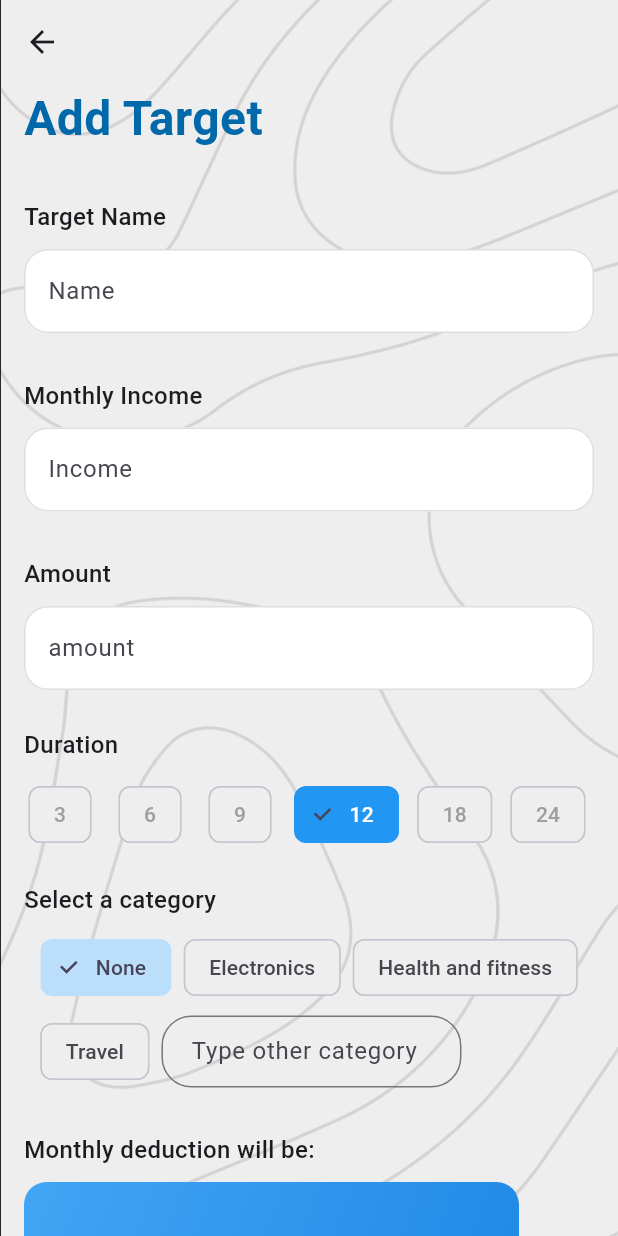
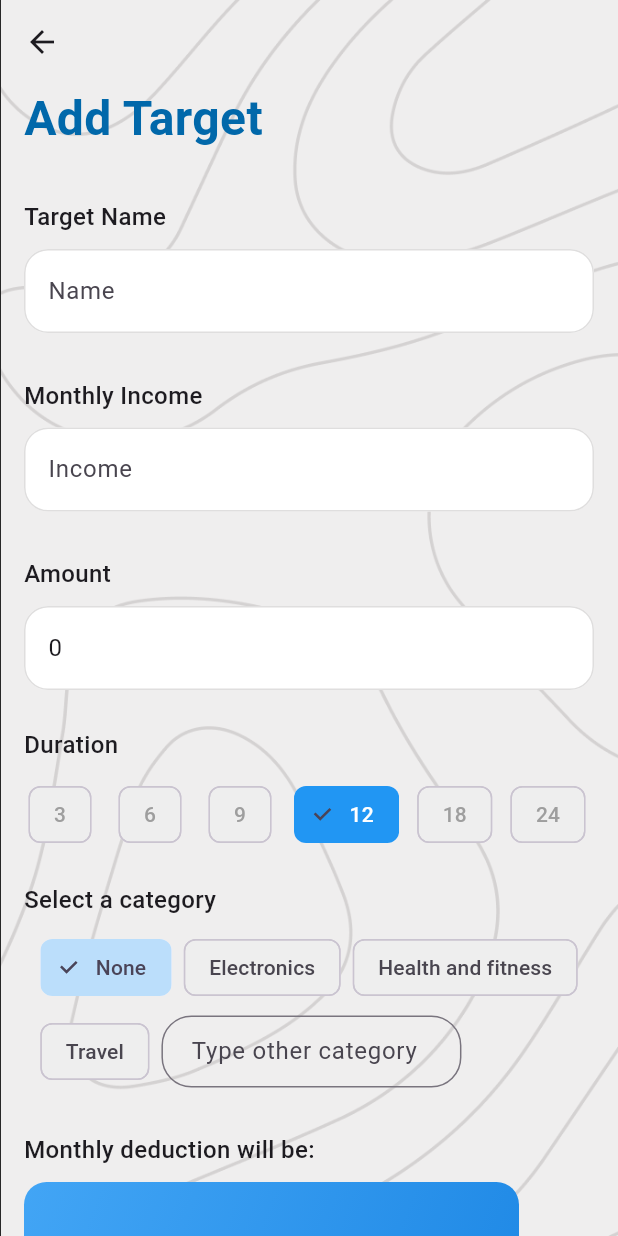
Before and after one commit to CODEDCAPSTONE/Youth-FE-BurganLab-24, a Flutter app: the TargetsPage screen opened by its route, after a tap on "Add Targets", on a phone screen of 412 x 824 dp. Run offline on Flutter 3.47's test engine with Material 3 defaults, Android fonts, the phone set to English and light mode, and no system bars; our stand-ins replace dio, go_router, shared_preferences; missing offline and left inert: linear_progress_bar; accounts and stored records are empty; network calls fail.

Commit message:
front Int

```diff
--- a/lib/main.dart
+++ b/lib/main.dart
@@ -2,11 +2,14 @@ import 'package:flutter/material.dart';
 import 'package:frontend/pages/add_target_page.dart';
 import 'package:frontend/pages/home_page.dart';
 import 'package:frontend/pages/register_page.dart';
+import 'package:frontend/pages/setup_budget_page.dart';
 import 'package:frontend/pages/signin_page.dart';
 import 'package:frontend/pages/steps_page.dart';
 import 'package:frontend/pages/targets_page.dart';
 import 'package:frontend/providers/auth_provider.dart';
+import 'package:frontend/providers/card_provider.dart';
 import 'package:frontend/providers/goals_provider.dart';
+import 'package:frontend/providers/targets_provider.dart';
 import 'package:go_router/go_router.dart';
 import 'package:provider/provider.dart';
 
@@ -16,6 +19,8 @@ void main() {
       providers: [
         ChangeNotifierProvider<AuthProvider>(create: (_) => AuthProvider()),
         ChangeNotifierProvider<GoalsProvider>(create: (_) => GoalsProvider()),
+        ChangeNotifierProvider<VCardsProvider>(create: (_) => VCardsProvider()),
+        ChangeNotifierProvider<TargetsProvider>(create: (_) => TargetsProvider()),
         // ChangeNotifierProvider<RealstockProvider>(
         //     create: (_) => RealstockProvider()),
       ],
@@ -73,6 +78,10 @@ class MainApp extends StatelessWidget {
         path: '/addTarget',
         builder: (context, state) => AddTargetPage(),
       ),
+      GoRoute(
+        path: '/setupBudget',
+        builder: (context, state) => SetupBudgetPage(),
+      ),
       // GoRoute(
       //   path: '/main',
       //   builder: (context, state) => MainPage(index: state.extra as int),
--- /dev/null
+++ b/lib/models/target.dart
@@ -0,0 +1,25 @@
+class Target {
+  String? id;
+  String targetName;
+  String balanceTarget;
+  String totalAmount;
+  int duration;
+  String income;
+
+  Target({
+    this.id,
+    required this.targetName,
+    this.balanceTarget = "0",
+    required this.totalAmount,
+    required this.duration,
+    required this.income
+  });
+
+  Target.fromJson(Map<String, dynamic> json)
+    : id = json['_id'] as String?,
+      targetName = json['targetName'] as String,
+      balanceTarget = json['balanceTarget'] as String,
+      totalAmount = json['totalAmount'] as String,
+      duration = json['duration'] as int,
+      income = json['income'] as String;
+}
--- a/lib/pages/add_target_page.dart
+++ b/lib/pages/add_target_page.dart
@@ -1,18 +1,33 @@
 import 'package:flutter/material.dart';
+import 'package:frontend/models/target.dart';
+import 'package:frontend/pages/steps_page.dart';
 import 'package:frontend/providers/goals_provider.dart';
+import 'package:frontend/providers/targets_provider.dart';
+import 'package:go_router/go_router.dart';
 import 'package:provider/provider.dart';
 
-class AddTargetPage extends StatelessWidget {
+class AddTargetPage extends StatefulWidget {
+  @override
+  State<AddTargetPage> createState() => _AddTargetPageState();
+}
+
+class _AddTargetPageState extends State<AddTargetPage> {
   final _formKey = GlobalKey<FormState>();
+
   final TextEditingController nameController = TextEditingController();
+
   final TextEditingController incomeController = TextEditingController();
-  final TextEditingController amountController = TextEditingController();
+
+  final TextEditingController amountController = TextEditingController(text: "0");
+
   final TextEditingController otherCategoryController = TextEditingController();
 
   int selectedDuration = 12;
+
   String? selectedCategory = 'None';
 
   final List<int> durations = [3, 6, 9, 12, 18, 24, 30];
+
   final List<String> categories = ['None', 'Electronics', 'Health and fitness', 'Travel'];
 
   @override
@@ -72,16 +87,14 @@ class AddTargetPage extends StatelessWidget {
                               ],
                             ),
                             const SizedBox(height: 10),
-                            StatefulBuilder(
-                              builder: (context, setState) {
-                                return SizedBox(
+                            SizedBox(
                               height: 50,
                               child: ListView.builder(
                                 scrollDirection: Axis.horizontal,
                                 itemCount: durations.length,
                                 itemBuilder: (context, index) {
                                   return Padding(
-                                        padding: EdgeInsets.only(right: 12),
+                                    padding: const EdgeInsets.only(right: 12),
                                     child: ChoiceChip(
                                       label: Text(durations[index].toString()),
                                       selected: selectedDuration == durations[index],
@@ -99,8 +112,6 @@ class AddTargetPage extends StatelessWidget {
                                   );
                                 },
                               ),
-                                );
-                              }
                             ),
                             const SizedBox(height: 20),
                             const Row(
@@ -171,7 +182,7 @@ class AddTargetPage extends StatelessWidget {
                                 crossAxisAlignment: CrossAxisAlignment.end,
                                 children: [
                                   Text(
-                                    '${int.tryParse(amountController.text)} KWD',
+                                    '${int.tryParse(amountController.text) ?? 0} KWD',
                                     style: const TextStyle(
                                       color: Colors.white,
                                       fontSize: 32,
@@ -192,16 +203,27 @@ class AddTargetPage extends StatelessWidget {
                             Padding(
                               padding: const EdgeInsets.all(16),
                               child: ElevatedButton(
-                                onPressed: () {
+                                onPressed: () async {
                                   if (!_formKey.currentState!.validate()) return;
                                   var output = {
-                                    'name': nameController.text,
-                                    'income': incomeController.text,
-                                    'amount': amountController.text,
+                                    'targetName': nameController.text,
+                                    'salary': incomeController.text,
+                                    'totalAmount': amountController.text,
                                     'duration': selectedDuration,
                                     'category': selectedCategory
                                   };
                                   print(output);
+                                  await context.read<TargetsProvider>().createTarget(
+                                    Target(
+                                      targetName: nameController.text,
+                                      balanceTarget: amountController.text,
+                                      totalAmount: "0",
+                                      duration: selectedDuration,
+                                      income: incomeController.text
+                                    )
+                                  );
+                                  ScaffoldMessenger.of(context).showSnackBar(const SnackBar(content: Text("Target Created successfully")));
+                                  context.pop();
                                 },
                                 style: ElevatedButton.styleFrom(
                                   // elevation: 12,
--- a/lib/pages/targets_page.dart
+++ b/lib/pages/targets_page.dart
@@ -1,8 +1,10 @@
 import 'package:flutter/material.dart';
 import 'package:frontend/providers/goals_provider.dart';
+import 'package:frontend/providers/targets_provider.dart';
 import 'package:go_router/go_router.dart';
 import 'package:linear_progress_bar/linear_progress_bar.dart';
 import 'package:provider/provider.dart';
+import 'dart:math' as math;
 
 class TargetsPage extends StatelessWidget {
 
@@ -46,18 +48,19 @@ class TargetsPage extends StatelessWidget {
                             ],
                           ),
                         ),
-                        Consumer<GoalsProvider>(
+                        Consumer<TargetsProvider>(
                           builder: (context, provider, _) {
                             return ListView.builder(
                               shrinkWrap: true,
-                              itemCount: 3, //provider.list.length
+                              physics: NeverScrollableScrollPhysics(),
+                              itemCount: provider.targets.length,
                               itemBuilder: (context, index) {
-                                var goal = provider.list[index];
+                                var target = provider.targets[index];
                                 return Container(
                                   padding: const EdgeInsets.all(10),
                                   margin: const EdgeInsets.symmetric(vertical: 10, horizontal: 30),
                                   decoration: BoxDecoration(
-                                    color: Colors.amber,
+                                    color: Color((math.Random().nextDouble() * 0xFFFFFF).toInt()).withOpacity(1.0),
                                     borderRadius: BorderRadius.circular(16)
                                   ),
                                   child: Column(
@@ -67,7 +70,7 @@ class TargetsPage extends StatelessWidget {
                                         child: Row(
                                           children: [
                                             Text(
-                                              goal.name,
+                                              target.targetName,
                                               style: const TextStyle(
                                                 fontSize: 18,
                                                 fontWeight: FontWeight.bold,
@@ -85,8 +88,8 @@ class TargetsPage extends StatelessWidget {
                                               title: Row(
                                                 mainAxisAlignment: MainAxisAlignment.spaceBetween,
                                                 children: [
-                                                  const Text("Balance", style: const TextStyle(fontSize: 12),),
-                                                  Text('${goal.amount/5000 * 100}%', style: const TextStyle(fontSize: 12),),
+                                                  const Text("Balance", style: TextStyle(fontSize: 12),),
+                                                  Text('${int.parse(target.totalAmount)/int.parse(target.balanceTarget) * 100}%', style: const TextStyle(fontSize: 12),),
                                                 ],
                                               ),
                                               subtitle: Column(
@@ -99,7 +102,7 @@ class TargetsPage extends StatelessWidget {
                                                       maxSteps: 5,
                                                       progressType: LinearProgressBar
                                                           .progressTypeLinear,
-                                                      currentStep: index + 1,
+                                                      currentStep: 1,
                                                       progressColor: Colors.black,
                                                       backgroundColor: const Color.fromRGBO(223, 222, 222, 1),
                                                       borderRadius: BorderRadius.circular(10),
@@ -110,8 +113,8 @@ class TargetsPage extends StatelessWidget {
                                                     children: [
                                                       Row(
                                                         children: [
-                                                          Text('${goal.amount} KWD '),
-                                                          const Text('of 50000 KWD', style: TextStyle(fontSize: 12),),
+                                                          Text('${target.totalAmount} KWD '),
+                                                          Text('of ${target.balanceTarget} KWD', style: const TextStyle(fontSize: 12),),
                                                         ],
                                                       ),
                                                       const Text('3 Months left', style: TextStyle(fontSize: 12),),
@@ -124,7 +127,7 @@ class TargetsPage extends StatelessWidget {
                                               mainAxisAlignment: MainAxisAlignment.spaceBetween,
                                               children: [
                                                 Icon(Icons.abc),
-                                                const Text('50 KWD'),
+                                                Text('50 KWD/mo', style: TextStyle(fontWeight: FontWeight.bold),),
                                               ],
                                             ),
                                           ],
@@ -145,7 +148,7 @@ class TargetsPage extends StatelessWidget {
                             );
                           }
                         ),
-                        const SizedBox(height: 500,),
+                        const SizedBox(height: 100,),
                       ],
                     ),
                     )
--- a/lib/services/client.dart
+++ b/lib/services/client.dart
@@ -2,5 +2,5 @@ import 'package:dio/dio.dart';
 
 class Client {
   static final Dio dio =
-      Dio(BaseOptions(baseUrl: 'http://167.71.7.159/api/burgan-assistant'));
+      Dio(BaseOptions(baseUrl: 'http://localHost:8000/'));
 }
--- a/pubspec.yaml
+++ b/pubspec.yaml
@@ -10,6 +10,7 @@ dependencies:
   dio: ^5.7.0
   flutter:
     sdk: flutter
+  flutter_timer_countdown: ^1.0.7
   go_router: ^14.6.3
   linear_progress_bar: ^1.1.3
   provider: ^6.1.2
```
Also changed, not shown: lib/models/card.dart (added, +32 -0 lines), lib/models/user.dart (+13 -5 lines), lib/pages/home_page.dart (+39 -21 lines), lib/pages/setup_budget_page.dart (added, +152 -0 lines), lib/pages/signin_page.dart (+8 -7 lines), lib/pages/steps_page.dart (+53 -10 lines), lib/providers/auth_provider.dart (+12 -5 lines), lib/providers/card_provider.dart (added, +44 -0 lines), lib/providers/targets_provider.dart (added, +24 -0 lines), lib/services/auth.dart (+17 -2 lines), lib/services/cards.dart (added, +69 -0 lines), lib/services/target.dart (added, +44 -0 lines), pubspec.lock. Lines whose indentation alone changed are shown as unchanged.
